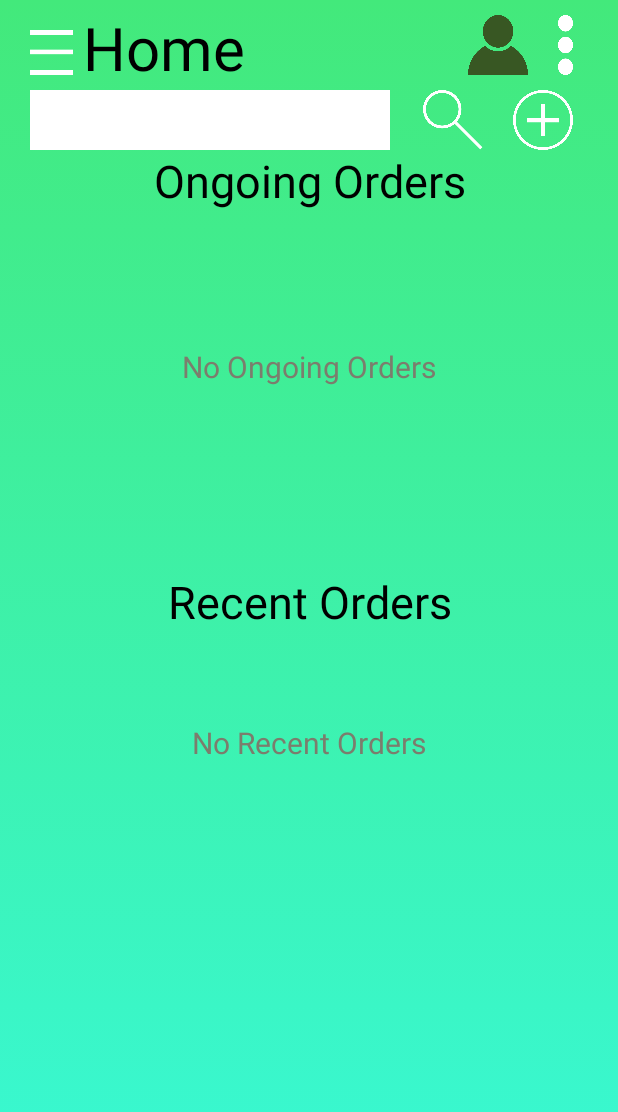
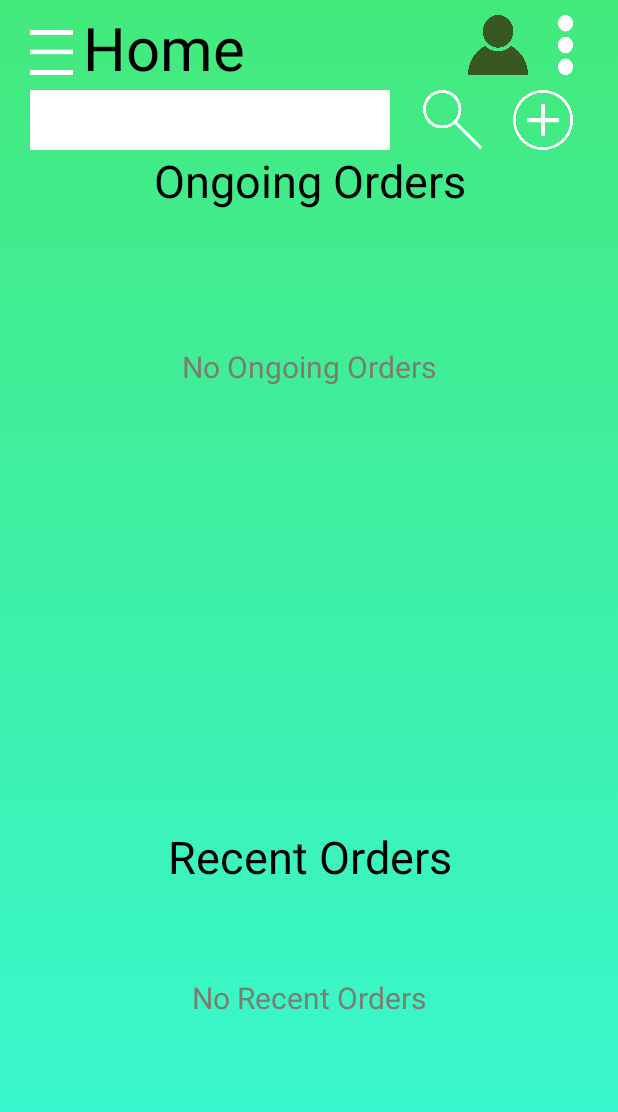
Before and after one commit to jmlcomia-ust/severinaSystem, an Android app: the DashboardOrders screen opened directly, with no data from a screen before it, on a phone screen of 412 x 824 dp. Shown: the top 1112 px of the screen. Run offline under Robolectric (Android 15) with nearby library versions, the phone set to English and light mode, and no system bars.

```diff
--- a/app/src/main/res/layout/activity_dashboard_orders.xml
+++ b/app/src/main/res/layout/activity_dashboard_orders.xml
@@ -106,16 +106,15 @@
         <ScrollView
             android:id="@+id/scroll1"
             android:layout_width="match_parent"
-            android:layout_height="220dp"
+            android:layout_height="400dp"
             android:layout_below="@+id/ongoing"
-            android:layout_marginTop="10dp"
             android:paddingTop="10dp"
             tools:ignore="MissingConstraints,NotSibling">
 
             <androidx.recyclerview.widget.RecyclerView
                 android:id="@+id/rv_current"
                 android:layout_width="match_parent"
-                android:layout_height="200dp"
+                android:layout_height="wrap_content"
                 android:layout_gravity="center_horizontal"
                 android:paddingTop="?attr/actionBarSize"
                 app:layout_constraintBottom_toBottomOf="parent"
@@ -151,18 +150,16 @@
         <ScrollView
             android:id="@+id/scroll2"
             android:layout_width="match_parent"
-            android:layout_height="220dp"
+            android:layout_height="400dp"
             android:layout_below="@+id/recent"
-            android:layout_marginTop="10dp"
             android:paddingTop="10dp"
             tools:ignore="MissingConstraints,NotSibling">
 
             <androidx.recyclerview.widget.RecyclerView
                 android:id="@+id/rv_recent"
                 android:layout_width="match_parent"
-                android:layout_height="220dp"
+                android:layout_height="wrap_content"
                 android:layout_gravity="center_horizontal"
-                android:paddingTop="?attr/actionBarSize"
                 app:layout_constraintBottom_toBottomOf="parent"
                 app:layout_constraintEnd_toEndOf="parent"
                 app:layout_constraintStart_toStartOf="parent"
--- a/app/src/main/res/layout/dashboard_inv_row.xml
+++ b/app/src/main/res/layout/dashboard_inv_row.xml
@@ -15,7 +15,7 @@
 
             <androidx.cardview.widget.CardView
                 android:id="@+id/cardview_inv_list"
-                android:layout_width="370sp"
+                android:layout_width="match_parent"
                 android:layout_height="wrap_content"
                 android:layout_margin="10dp"
                 android:layout_gravity="center_horizontal"
--- a/app/src/main/res/layout/dashboard_ord_row.xml
+++ b/app/src/main/res/layout/dashboard_ord_row.xml
@@ -9,7 +9,7 @@
     android:id="@+id/order_list">
 <androidx.cardview.widget.CardView
     android:id="@+id/cardview_ord_list"
-    android:layout_width="370sp"
+    android:layout_width="match_parent"
     android:layout_height="wrap_content"
     android:layout_margin="10dp"
     android:layout_gravity="center_horizontal"
@@ -34,7 +34,6 @@
             android:layout_height="100dp"
             android:layout_gravity="center"
             android:layout_marginLeft="10dp"
-
             android:padding="1dp" />
 
         <Button
```
